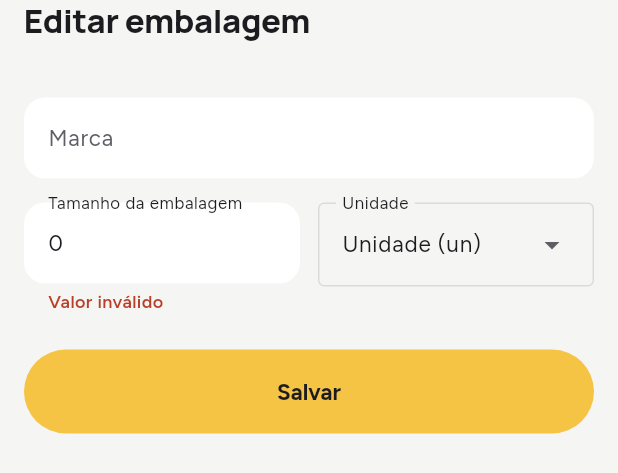
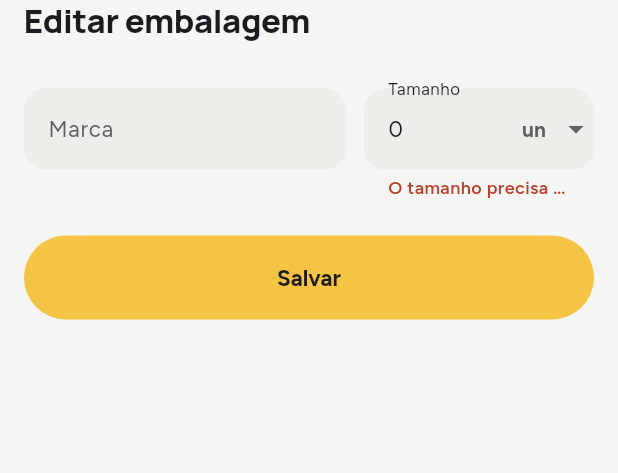
Before and after one commit to l0rran/bipa, a Flutter app: the PackageEditSheet widget shown alone on an empty page, opened directly with empty values, after a tap on "Salvar", on a phone screen of 412 x 824 dp. Shown: the top 473 px of the screen. Run offline on Flutter 3.47's test engine with Material 3 defaults, Android fonts, the phone set to English and light mode, and no system bars; our stand-ins replace camera, drift, drift_flutter, flutter_riverpod, geolocator, go_router and 1 more; missing offline and left inert: google_mlkit_barcode_scanning, google_mlkit_text_recognition; accounts and stored records are empty; generated files the repository leaves out were written again.

Commit message:
fix(products): dá à folha editar embalagem os campos da embalagem nova
Os campos do Material, em surface sem borda, sumiam sobre a folha branca,
o código vinha na fonte do texto e a unidade ficava num menu à parte. O
quadro EditarEmbalagem é mais novo que a folha e desenha os campos do
design system, e a "Embalagem nova" já tem a unidade dentro do tamanho:
vale o quadro. As duas folhas passam a usar o mesmo PackageFields, o
código vem em JetBrains Mono, e o quadro e o README do protótipo registram
a decisão E1.

Co-Authored-By: Claude Opus 5.5 <noreply@anthropic.com>

```diff
--- a/lib/features/products/presentation/package_edit_sheet.dart
+++ b/lib/features/products/presentation/package_edit_sheet.dart
@@ -4,9 +4,8 @@ import 'package:bipa/core/design_system/bipa_typography.dart';
 import 'package:bipa/core/design_system/components/bipa_toast.dart';
 import 'package:bipa/core/di/core_providers.dart';
 import 'package:bipa/core/l10n/app_localizations.dart';
-import 'package:bipa/features/products/domain/measure_unit.dart';
 import 'package:bipa/features/products/domain/product_package.dart';
-import 'package:bipa/features/products/presentation/measure_unit_label.dart';
+import 'package:bipa/features/products/presentation/package_fields.dart';
 import 'package:bipa/features/products/presentation/products_providers.dart';
 import 'package:flutter/material.dart';
 import 'package:flutter_riverpod/flutter_riverpod.dart';
@@ -106,53 +105,23 @@ class _PackageEditSheetState extends ConsumerState<PackageEditSheet> {
                 header: true,
                 child: Text(l10n.packageEditTitle, style: BipaText.headline.copyWith(fontSize: 22, color: colors.ink)),
               ),
-              if (barcode != null)
-                Text(barcode, style: BipaText.body.copyWith(color: colors.inkMuted, letterSpacing: 0.5)),
+              // O código na fonte dos códigos (JetBrains Mono), como na
+              // "Embalagem nova".
+              if (barcode != null) Text(barcode, style: BipaText.barcode.copyWith(color: colors.inkMuted)),
               const SizedBox(height: BipaSpacing.s4),
-              TextFormField(
-                controller: _brand,
-                textCapitalization: TextCapitalization.words,
-                decoration: InputDecoration(labelText: l10n.packageBrand),
-              ),
-              const SizedBox(height: BipaSpacing.s4),
-              Row(
-                crossAxisAlignment: CrossAxisAlignment.start,
-                children: [
-                  Expanded(
-                    child: TextFormField(
-                      controller: _size,
-                      keyboardType: const TextInputType.numberWithOptions(decimal: true),
-                      decoration: InputDecoration(
-                        labelText: l10n.productPackageSize,
-                        helperText: l10n.productPackageSizeHint,
-                      ),
-                      validator: (value) {
-                        final text = value?.trim() ?? '';
-                        if (text.isEmpty) return null;
-                        final size = _parseSize(text);
-                        return size == null || size <= 0 ? l10n.formInvalidValue : null;
-                      },
-                    ),
-                  ),
-                  const SizedBox(width: BipaSpacing.s3),
-                  Expanded(
-                    child: DropdownMenu<MeasureUnit>(
-                      initialSelection: _unit,
-                      label: Text(l10n.packageUnit),
-                      expandedInsets: EdgeInsets.zero,
-                      dropdownMenuEntries: [
-                        for (final unit in MeasureUnit.values)
-                          DropdownMenuEntry(
-                            value: unit,
-                            label: l10n.measureUnitOption(unit.localizedLabel(l10n), unit.symbol),
-                          ),
-                      ],
-                      onSelected: (unit) {
-                        if (unit != null) setState(() => _unit = unit);
-                      },
-                    ),
-                  ),
-                ],
+              // Os mesmos campos da "Embalagem nova", com a unidade dentro do
+              // tamanho.
+              PackageFields(
+                brand: _brand,
+                size: _size,
+                unit: _unit,
+                onUnitChanged: (unit) => setState(() => _unit = unit),
+                sizeValidator: (value) {
+                  final text = value?.trim() ?? '';
+                  if (text.isEmpty) return null;
+                  final size = _parseSize(text);
+                  return size == null || size <= 0 ? l10n.packageSizeInvalid : null;
+                },
               ),
               const SizedBox(height: BipaSpacing.s6),
               FilledButton(
--- /dev/null
+++ b/lib/features/products/presentation/package_fields.dart
@@ -0,0 +1,80 @@
+import 'package:bipa/core/design_system/bipa_metrics.dart';
+import 'package:bipa/core/design_system/bipa_theme.dart';
+import 'package:bipa/core/design_system/bipa_typography.dart';
+import 'package:bipa/core/l10n/app_localizations.dart';
+import 'package:bipa/features/products/domain/measure_unit.dart';
+import 'package:flutter/material.dart';
+
+/// Os campos de uma embalagem, iguais na "Embalagem nova" e em "Editar
+/// embalagem": a marca e, ao lado, o tamanho com a unidade dentro do campo
+/// ("5 kg"). Os campos ficam em `surface-sunken` para aparecerem sobre a
+/// folha clara.
+class PackageFields extends StatelessWidget {
+  const PackageFields({
+    required this.brand,
+    required this.size,
+    required this.unit,
+    required this.onUnitChanged,
+    this.onSizeChanged,
+    this.sizeValidator,
+    super.key,
+  });
+
+  final TextEditingController brand;
+  final TextEditingController size;
+  final MeasureUnit unit;
+  final ValueChanged<MeasureUnit> onUnitChanged;
+  final ValueChanged<String>? onSizeChanged;
+
+  /// Validação do tamanho dentro de um [Form]; sem [Form], não roda.
+  final FormFieldValidator<String>? sizeValidator;
+
+  @override
+  Widget build(BuildContext context) {
+    final l10n = AppLocalizations.of(context);
+    final colors = context.colors;
+    final field = InputDecoration(fillColor: colors.surfaceSunken);
+    return Row(
+      crossAxisAlignment: CrossAxisAlignment.start,
+      children: [
+        Expanded(
+          flex: 7,
+          child: TextFormField(
+            controller: brand,
+            textCapitalization: TextCapitalization.words,
+            decoration: field.copyWith(labelText: l10n.packageBrand),
+          ),
+        ),
+        const SizedBox(width: BipaSpacing.s3),
+        Expanded(
+          flex: 5,
+          child: TextFormField(
+            controller: size,
+            keyboardType: const TextInputType.numberWithOptions(decimal: true),
+            validator: sizeValidator,
+            decoration: field.copyWith(
+              labelText: l10n.packageSize,
+              suffixIcon: Semantics(
+                label: l10n.packageUnit,
+                child: DropdownButtonHideUnderline(
+                  child: DropdownButton<MeasureUnit>(
+                    value: unit,
+                    borderRadius: BorderRadius.circular(BipaRadius.md),
+                    style: BipaText.label.copyWith(color: colors.inkMuted),
+                    items: [
+                      for (final unit in MeasureUnit.values) DropdownMenuItem(value: unit, child: Text(unit.symbol)),
+                    ],
+                    onChanged: (unit) {
+                      if (unit != null) onUnitChanged(unit);
+                    },
+                  ),
+                ),
+              ),
+            ),
+            onChanged: onSizeChanged,
+          ),
+        ),
+      ],
+    );
+  }
+}
```
Also changed, not shown: lib/features/products/presentation/new_package_sheet.dart (+10 -46 lines), docs/design/prototipo/telas/EditarEmbalagem.png, 3 other files.
